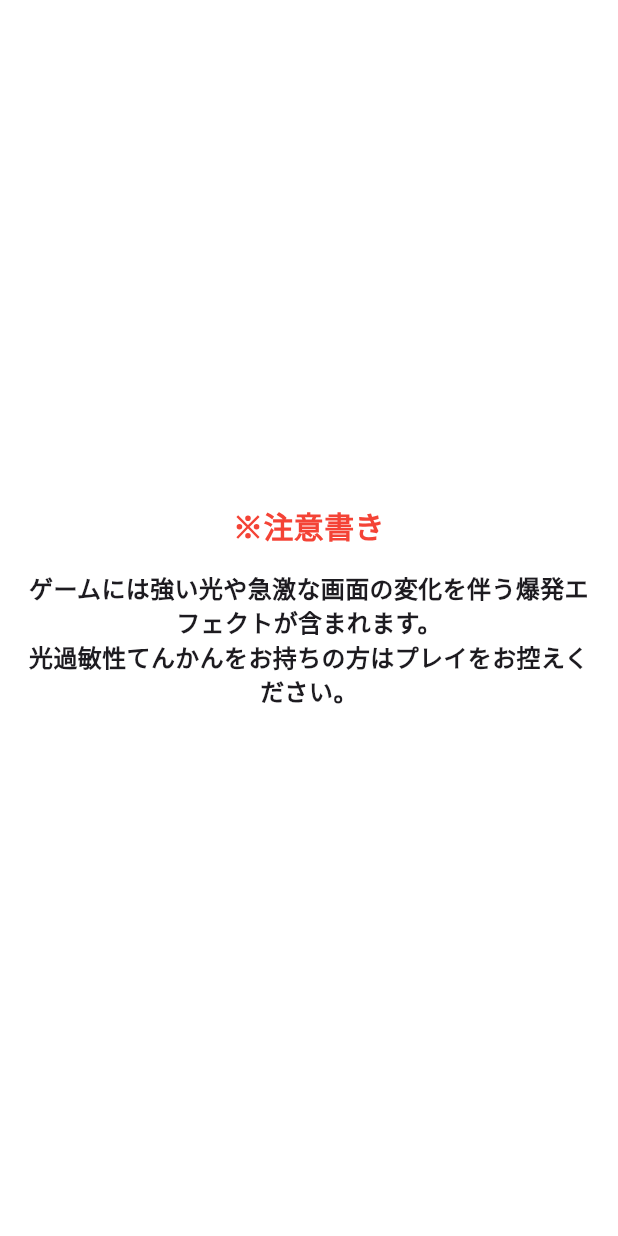
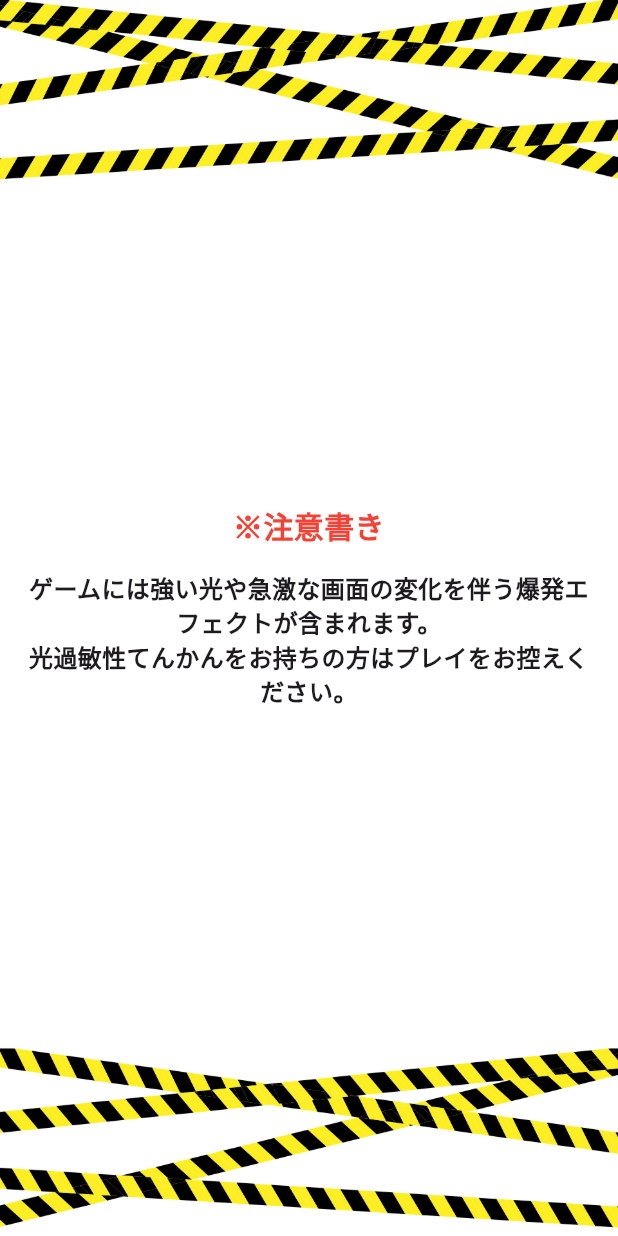
Before and after one commit to ishibashikeita/bomb_game, a Flutter app: the screen it shows after launch, on a phone screen of 412 x 824 dp. Run offline on Flutter 3.47's test engine with Material 3 defaults, Android fonts, the light colour scheme and no system bars; our stand-ins replace audioplayers, google_fonts, package_info_plus.

Commit message:
fix: loading画面　view 確定

```diff
--- a/lib/View/game_screen_view.dart
+++ b/lib/View/game_screen_view.dart
@@ -67,7 +67,7 @@ class _GameScreenState extends State<GameScreen> {
 
   void _navigateToResultScreen() {
     try {
-      Navigator.pushReplacement(
+      Navigator.push(
         context,
         PageRouteBuilder(
           pageBuilder: (context, animation, secondaryAnimation) =>
--- a/lib/loading_screen.dart
+++ b/lib/loading_screen.dart
@@ -21,7 +21,7 @@ class _LoadingState extends State<Loading> {
 
   Future<void> _loadResources() async {
     // 初回ロード時間
-    await Future.delayed(const Duration(seconds: 10));
+    await Future.delayed(const Duration(seconds: 20));
 
     // アプリバージョンを取得
     PackageInfo packageInfo = await PackageInfo.fromPlatform();
@@ -50,8 +50,17 @@ class _LoadingState extends State<Loading> {
 
   @override
   Widget build(BuildContext context) {
-    return Scaffold(
-      backgroundColor: Colors.white,
+    return SafeArea(
+      child: Container(
+        decoration: BoxDecoration(
+          color: Colors.white,
+          image: DecorationImage(
+            fit: BoxFit.fitHeight,
+            image: AssetImage('assets/images/loading_background.png'),
+          ),
+        ),
+        child: Scaffold(
+          backgroundColor: Colors.transparent,
           body: Center(
             child: Column(
               mainAxisAlignment: MainAxisAlignment.center,
@@ -79,6 +88,8 @@ class _LoadingState extends State<Loading> {
               ],
             ),
           ),
+        ),
+      ),
     );
   }
 }
```
Also changed, not shown: assets/images/loading_background.png (added). Lines whose indentation alone changed are shown as unchanged.
